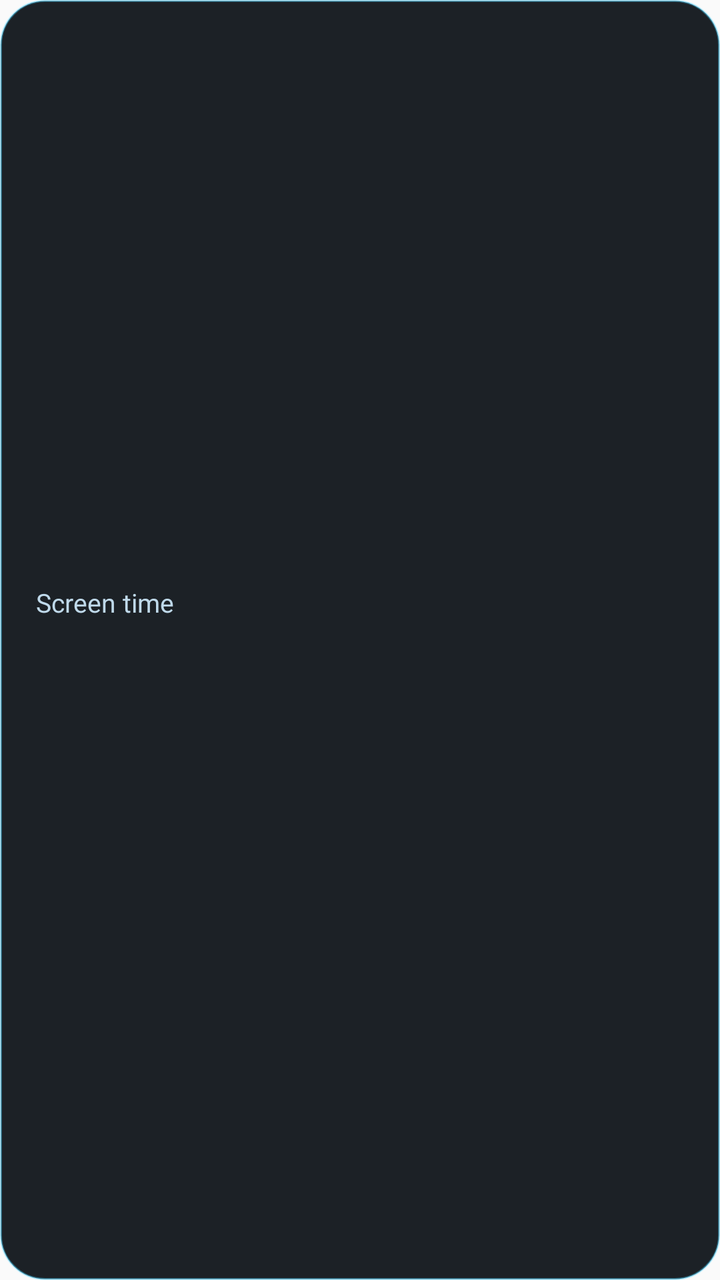
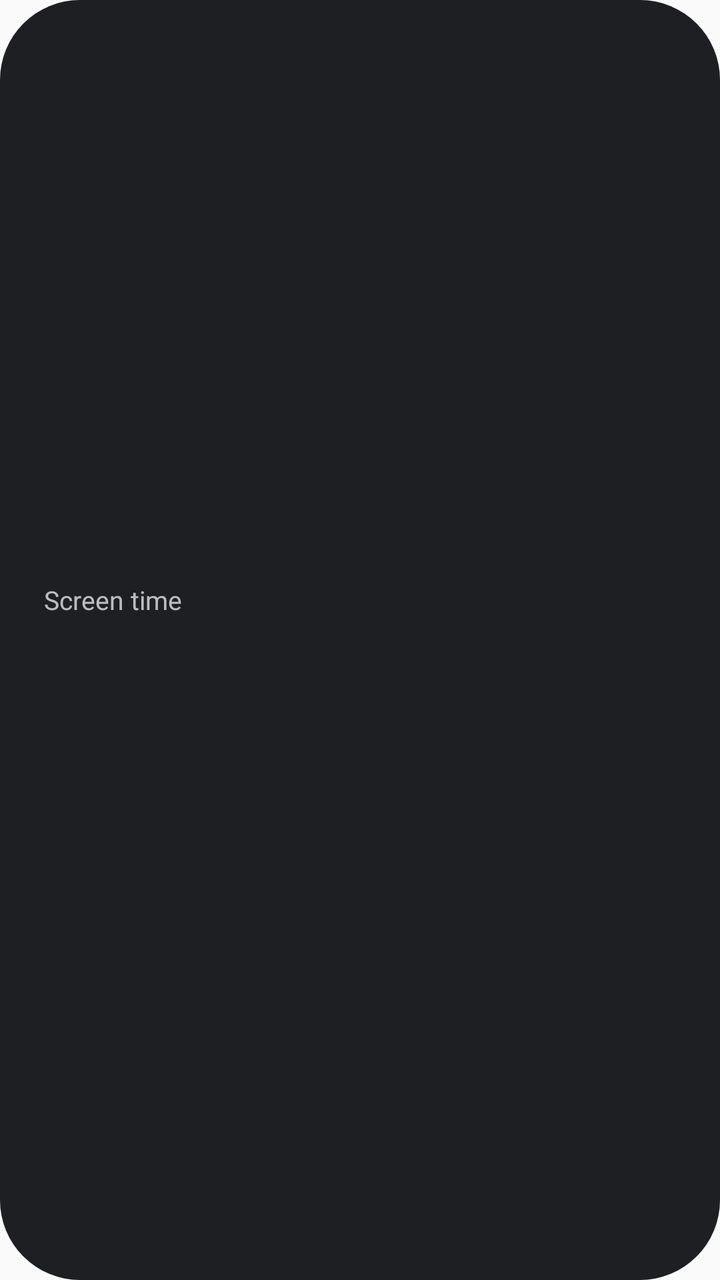

The first picture is an Android layout as it rendered before a commit; the second is the same layout after the commit. The layout source and the unified diff follow.
<!-- AndroidManifest.xml: application theme AppTheme -->
<!-- res/layout/widget_screen.xml -->
<?xml version="1.0" encoding="utf-8"?>
<LinearLayout xmlns:android="http://schemas.android.com/apk/res/android"
    android:id="@+id/st_root"
    android:layout_width="match_parent"
    android:layout_height="match_parent"
    android:background="@drawable/widget_bg"
    android:gravity="center_vertical"
    android:orientation="horizontal"
    android:paddingStart="18dp"
    android:paddingEnd="12dp"
    android:paddingTop="8dp"
    android:paddingBottom="8dp">

    <LinearLayout
        android:layout_width="0dp"
        android:layout_height="wrap_content"
        android:layout_weight="1"
        android:orientation="vertical">

        <TextView
            android:layout_width="wrap_content"
            android:layout_height="wrap_content"
            android:text="Screen time"
            android:textColor="#BFD9EA"
            android:textSize="13sp" />

        <TextView
            android:id="@+id/st_total"
            android:layout_width="wrap_content"
            android:layout_height="wrap_content"
            android:textColor="#F2FAFF"
            android:textSize="28sp"
            android:textStyle="bold" />
    </LinearLayout>

    <LinearLayout
        android:layout_width="0dp"
        android:layout_height="wrap_content"
        android:layout_weight="1.1"
        android:orientation="vertical">

        <TextView android:id="@+id/st_a0" style="@style/StApp" />
        <TextView android:id="@+id/st_a1" style="@style/StApp" />
        <TextView android:id="@+id/st_a2" style="@style/StApp" />
    </LinearLayout>

    <ImageView
        android:id="@+id/st_chart"
        android:layout_width="64dp"
        android:layout_height="64dp"
        android:contentDescription="Screen time chart" />
</LinearLayout>
<!-- resources referenced by this layout -->
<resources>
  <!-- drawable widget_bg (drawable) -->
  <?xml version="1.0" encoding="utf-8"?>
  <shape xmlns:android="http://schemas.android.com/apk/res/android" android:shape="rectangle">
      <solid android:color="#E6050A10" />
      <corners android:radius="22dp" />
      <stroke android:width="1dp" android:color="#663FD0FF" />
  </shape>
  <style name="StApp">
          <item name="android:layout_width">match_parent</item>
          <item name="android:layout_height">wrap_content</item>
          <item name="android:maxLines">1</item>
          <item name="android:ellipsize">end</item>
          <item name="android:textColor">#E6F4FF</item>
          <item name="android:textSize">14sp</item>
      </style>
  <style name="AppTheme" parent="Theme.AppCompat.Light.DarkActionBar">
          
          <item name="colorPrimary">@color/colorPrimary</item>
          <item name="colorPrimaryDark">@color/colorPrimaryDark</item>
          <item name="colorAccent">@color/colorAccent</item>
      </style>
</resources>

<!-- the commit's change to res/layout/widget_screen.xml (unified diff, before → after) -->
@@ -3,34 +3,19 @@
     android:id="@+id/st_root"
     android:layout_width="match_parent"
     android:layout_height="match_parent"
-    android:background="@drawable/widget_bg"
+    android:background="@drawable/widget_pill"
     android:gravity="center_vertical"
     android:orientation="horizontal"
-    android:paddingStart="18dp"
-    android:paddingEnd="12dp"
-    android:paddingTop="8dp"
-    android:paddingBottom="8dp">
+    android:paddingStart="22dp"
+    android:paddingEnd="10dp">
 
     <LinearLayout
         android:layout_width="0dp"
         android:layout_height="wrap_content"
         android:layout_weight="1"
         android:orientation="vertical">
-
-        <TextView
-            android:layout_width="wrap_content"
-            android:layout_height="wrap_content"
-            android:text="Screen time"
-            android:textColor="#BFD9EA"
-            android:textSize="13sp" />
-
-        <TextView
-            android:id="@+id/st_total"
-            android:layout_width="wrap_content"
-            android:layout_height="wrap_content"
-            android:textColor="#F2FAFF"
-            android:textSize="28sp"
-            android:textStyle="bold" />
+        <TextView android:layout_width="wrap_content" android:layout_height="wrap_content" android:text="Screen time" android:textColor="#B3FFFFFF" android:textSize="13sp" />
+        <TextView android:id="@+id/st_total" android:layout_width="wrap_content" android:layout_height="wrap_content" android:textColor="#FFFFFF" android:textSize="30sp" android:textStyle="bold" />
     </LinearLayout>
 
     <LinearLayout
@@ -38,7 +23,6 @@
         android:layout_height="wrap_content"
         android:layout_weight="1.1"
         android:orientation="vertical">
-
         <TextView android:id="@+id/st_a0" style="@style/StApp" />
         <TextView android:id="@+id/st_a1" style="@style/StApp" />
         <TextView android:id="@+id/st_a2" style="@style/StApp" />
<!-- resource entries referenced after the edit -->
@@ -1,19 +1,18 @@
 <!-- resources referenced by this layout -->
 <resources>
-  <!-- drawable widget_bg (drawable) -->
+  <!-- drawable widget_pill (drawable) -->
   <?xml version="1.0" encoding="utf-8"?>
   <shape xmlns:android="http://schemas.android.com/apk/res/android" android:shape="rectangle">
-      <solid android:color="#E6050A10" />
-      <corners android:radius="22dp" />
-      <stroke android:width="1dp" android:color="#663FD0FF" />
+      <solid android:color="#F2111318" />
+      <corners android:radius="40dp" />
   </shape>
   <style name="StApp">
           <item name="android:layout_width">match_parent</item>
           <item name="android:layout_height">wrap_content</item>
           <item name="android:maxLines">1</item>
           <item name="android:ellipsize">end</item>
-          <item name="android:textColor">#E6F4FF</item>
-          <item name="android:textSize">14sp</item>
+          <item name="android:textColor">#FFFFFF</item>
+          <item name="android:textSize">15sp</item>
       </style>
   <style name="AppTheme" parent="Theme.AppCompat.Light.DarkActionBar">
           
